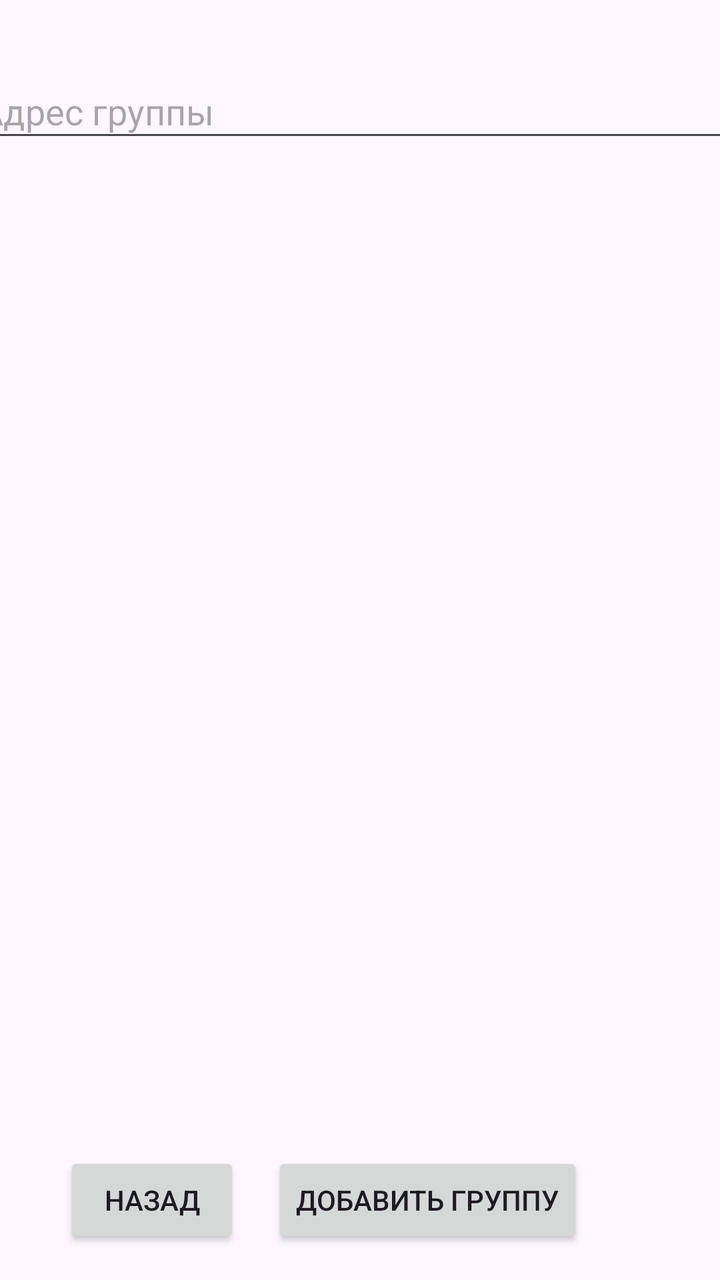
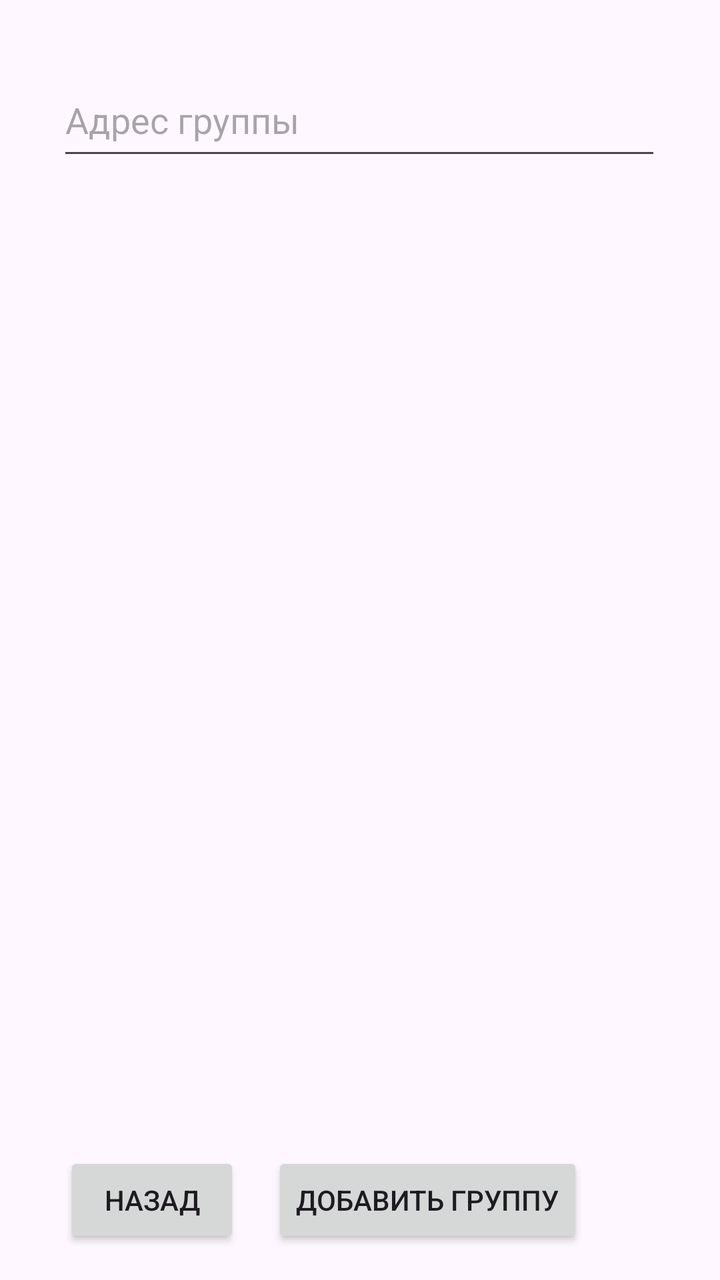

Compare the two renders of this Android layout. The source of the first and the diff that turns it into the second are given below.
<!-- AndroidManifest.xml: application theme Theme.Vkapi -->
<!-- res/layout/activity_add_new_pub.xml -->
<?xml version="1.0" encoding="utf-8"?>
<androidx.constraintlayout.widget.ConstraintLayout xmlns:android="http://schemas.android.com/apk/res/android"
    xmlns:app="http://schemas.android.com/apk/res-auto"
    xmlns:tools="http://schemas.android.com/tools"
    android:id="@+id/Groupe"
    android:layout_width="match_parent"
    android:layout_height="match_parent"
    tools:context=".add_new_pub">

    <EditText
        android:id="@+id/pub_ref"
        android:layout_width="389dp"
        android:layout_height="44dp"
        android:layout_marginTop="32dp"
        android:autofillHints=""
        android:ems="10"
        android:hint="@string/pub_ref_text"
        android:inputType="text"
        app:layout_constraintEnd_toEndOf="parent"
        app:layout_constraintHorizontal_bias="0.497"
        app:layout_constraintStart_toStartOf="parent"
        app:layout_constraintTop_toTopOf="parent" />

    <Button
        android:id="@+id/add_new_pub_btn"
        android:layout_width="wrap_content"
        android:layout_height="wrap_content"
        android:layout_marginStart="16dp"
        android:layout_marginBottom="16dp"
        android:text="@string/add_new_pub_btn"
        app:layout_constraintBottom_toBottomOf="parent"
        app:layout_constraintStart_toEndOf="@+id/back_button" />

    <Button
        android:id="@+id/back_button"
        android:layout_width="wrap_content"
        android:layout_height="wrap_content"
        android:layout_marginStart="32dp"
        android:layout_marginBottom="16dp"
        android:text="@string/back_btn"
        app:layout_constraintBottom_toBottomOf="parent"
        app:layout_constraintStart_toStartOf="parent" />

</androidx.constraintlayout.widget.ConstraintLayout>
<!-- resources referenced by this layout -->
<resources>
  <string name="add_new_pub_btn">Добавить группу</string>
  <string name="back_btn">Назад</string>
  <string name="pub_ref_text">Адрес группы</string>
  <style name="Theme.Vkapi" parent="Base.Theme.Vkapi" />
  <style name="Base.Theme.Vkapi" parent="Theme.Material3.DayNight.NoActionBar">
          
          
      </style>
</resources>

<!-- the commit's change to res/layout/activity_add_new_pub.xml (unified diff, before → after) -->
@@ -9,8 +9,8 @@
 
     <EditText
         android:id="@+id/pub_ref"
-        android:layout_width="389dp"
-        android:layout_height="44dp"
+        android:layout_width="302dp"
+        android:layout_height="53dp"
         android:layout_marginTop="32dp"
         android:autofillHints=""
         android:ems="10"
